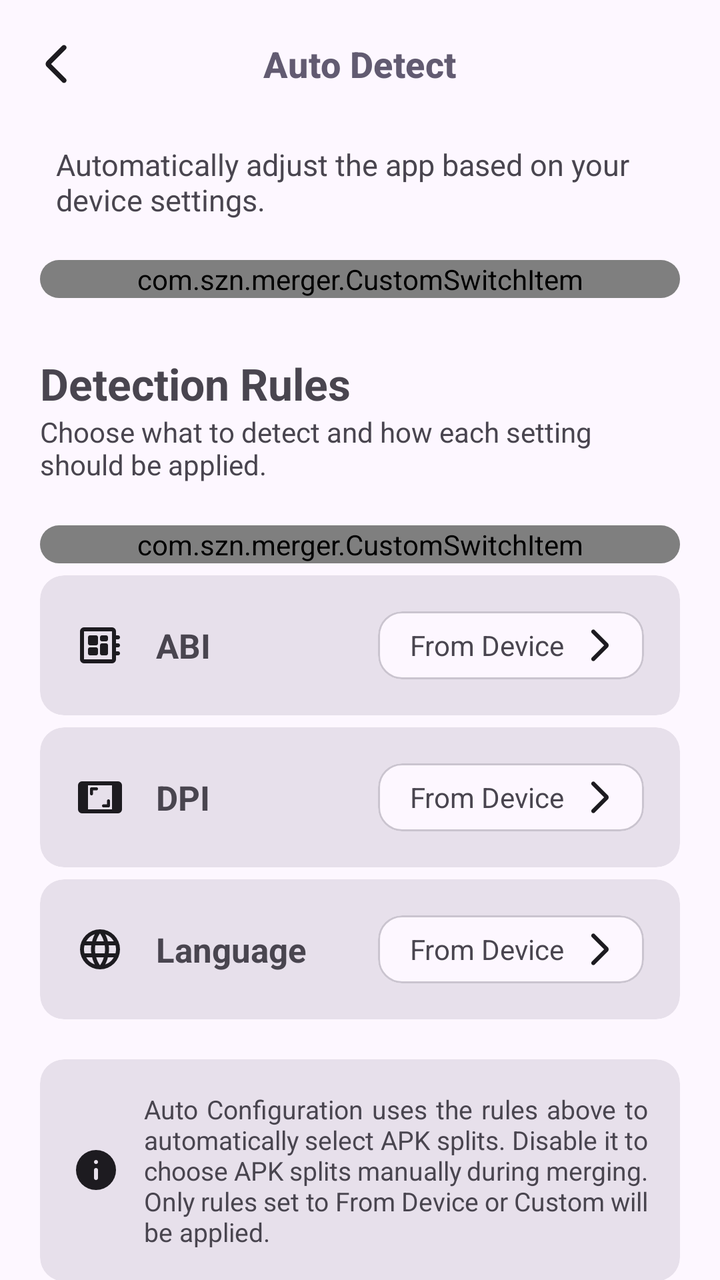
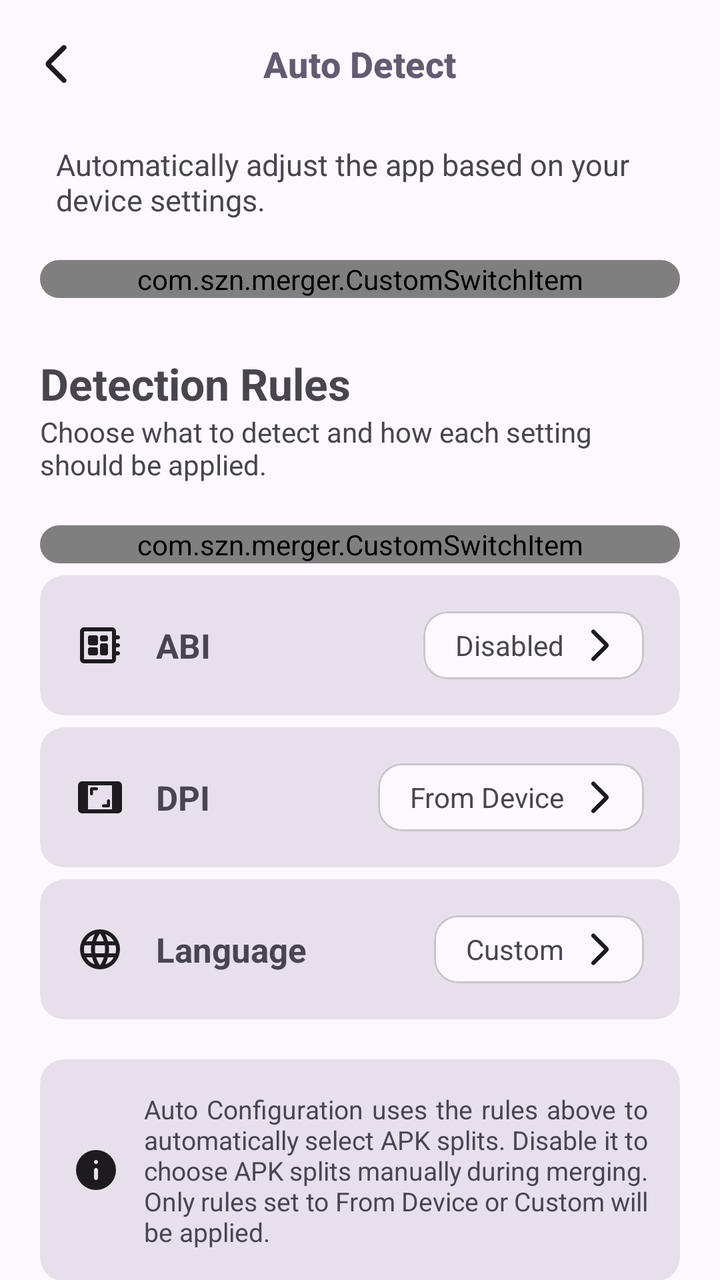

Compare the two renders of this Android layout. The source of the first and the diff that turns it into the second are given below.
<!-- AndroidManifest.xml: application theme AppTheme -->
<!-- res/layout/auto_device_layout.xml -->
<?xml version="1.0" encoding="utf-8"?>
<androidx.constraintlayout.widget.ConstraintLayout
    xmlns:android="http://schemas.android.com/apk/res/android"
    xmlns:app="http://schemas.android.com/apk/res-auto"
    android:layout_width="match_parent"
    android:layout_height="match_parent">

    <com.google.android.material.appbar.MaterialToolbar
        android:id="@+id/toolbar"
        android:layout_width="0dp"
        android:layout_height="?attr/actionBarSize"
        android:background="@android:color/transparent"
        app:navigationIcon="@drawable/ic_back"
        app:navigationIconTint="?attr/colorOnSurface"
        app:title="@string/title_auto_detect"
        app:titleCentered="true"
        app:titleTextAppearance="@style/CustomCollapsedTitle"
        app:layout_constraintTop_toTopOf="parent"
        app:layout_constraintStart_toStartOf="parent"
        app:layout_constraintEnd_toEndOf="parent"/>

    <androidx.core.widget.NestedScrollView
        android:id="@+id/scroll"
        android:layout_width="0dp"
        android:layout_height="0dp"
        android:fillViewport="true"
        android:paddingHorizontal="20dp"
        app:layout_constraintTop_toBottomOf="@id/toolbar"
        app:layout_constraintBottom_toBottomOf="parent"
        app:layout_constraintStart_toStartOf="parent"
        app:layout_constraintEnd_toEndOf="parent">

        <LinearLayout
            android:layout_width="match_parent"
            android:layout_height="wrap_content"
            android:orientation="vertical">

            <TextView
                android:layout_width="wrap_content"
                android:layout_height="wrap_content"
                android:text="@string/desc_auto_detect"
                android:textSize="15sp"
                android:paddingStart="8dp"
                android:layout_marginTop="8dp"
                android:layout_marginBottom="20dp"/>

            <com.google.android.material.card.MaterialCardView
                style="@style/Widget.Card.RoundedMiddle">
                <com.szn.merger.CustomSwitchItem
                    android:id="@+id/AutoDetect"
                    android:layout_width="match_parent"
                    android:layout_height="wrap_content"
                    app:itemTitle="@string/title_auto_detect"
                    app:itemIcon="@drawable/ic_auto_detect" />
            </com.google.android.material.card.MaterialCardView>

            <TextView
                android:layout_width="wrap_content"
                android:layout_height="wrap_content"
                android:layout_marginTop="28dp"
                android:text="@string/header_detection_rules"
                android:textStyle="bold"
                android:textSize="22sp"/>

            <TextView
                android:layout_width="wrap_content"
                android:layout_height="wrap_content"
                android:text="@string/desc_detection_rules"
                android:textSize="14sp"
                android:layout_marginBottom="16dp"/>

            <com.google.android.material.card.MaterialCardView
                android:layout_marginTop="5dp"
                style="@style/Widget.Card.RoundedMiddle">
                <com.szn.merger.CustomSwitchItem
                    android:id="@+id/AutoConfig"
                    android:layout_width="match_parent"
                    android:layout_height="wrap_content"
                    app:itemTitle="@string/title_auto_config"
                    app:itemIcon="@drawable/ic_auto_detect" />
            </com.google.android.material.card.MaterialCardView>

            <com.google.android.material.card.MaterialCardView
                android:layout_width="match_parent"
                android:layout_height="70dp"
                android:layout_marginTop="6dp"
                style="@style/Widget.Card.RoundedMiddle">

                <LinearLayout
                    android:id="@+id/ABI"
                    android:layout_width="match_parent"
                    android:layout_height="match_parent"
                    android:gravity="center_vertical"
                    android:orientation="horizontal"
                    android:padding="18dp">

                    <ImageView
                        android:layout_width="24dp"
                        android:layout_height="24dp"
                        app:tint="?attr/colorOnSurface"
                        android:src="@drawable/ic_abi" />

                    <LinearLayout
                        android:layout_width="0dp"
                        android:layout_height="wrap_content"
                        android:layout_weight="1"
                        android:layout_marginStart="16dp"
                        android:orientation="vertical">

                        <TextView
                            android:layout_width="wrap_content"
                            android:layout_height="wrap_content"
                            android:text="@string/label_abi"
                            android:textStyle="bold"
                            android:textSize="17sp"/>
                    </LinearLayout>

                    <com.google.android.material.card.MaterialCardView
                        android:id="@+id/gotoABI"
                        android:layout_width="wrap_content"
                        android:layout_height="match_parent"
                        style="@style/Widget.Material3.CardView.Outlined">

                        <LinearLayout
                            android:layout_width="wrap_content"
                            android:layout_height="match_parent"
                            android:gravity="center_vertical"
                            android:paddingStart="16dp"
                            android:paddingEnd="12dp"
                            android:orientation="horizontal">

                            <TextView
                                android:id="@+id/ABImode_placeholder"
                                android:layout_width="wrap_content"
                                android:layout_height="wrap_content"
                                android:text="@string/mode_from_device"
                                android:textSize="14sp"/>

                            <ImageView
                                android:layout_width="20dp"
                                android:layout_height="20dp"
                                android:layout_marginStart="8dp"
                                android:src="@drawable/ic_back"
                                app:tint="?attr/colorOnSurface"
                                android:scaleX="-1"/>
                        </LinearLayout>
                    </com.google.android.material.card.MaterialCardView>
                </LinearLayout>
            </com.google.android.material.card.MaterialCardView>

            <com.google.android.material.card.MaterialCardView
                android:layout_width="match_parent"
                android:layout_height="70dp"
                android:layout_marginTop="6dp"
                style="@style/Widget.Card.RoundedMiddle">

                <LinearLayout
                    android:id="@+id/DPI"
                    android:layout_width="match_parent"
                    android:layout_height="match_parent"
                    android:gravity="center_vertical"
                    android:orientation="horizontal"
                    android:padding="18dp">

                    <ImageView
                        android:layout_width="24dp"
                        android:layout_height="24dp"
                        app:tint="?attr/colorOnSurface"
                        android:src="@drawable/ic_dpi" />

                    <LinearLayout
                        android:layout_width="0dp"
                        android:layout_height="wrap_content"
                        android:layout_weight="1"
                        android:layout_marginStart="16dp"
                        android:orientation="vertical">

                        <TextView
                            android:layout_width="wrap_content"
                            android:layout_height="wrap_content"
                            android:text="@string/label_dpi"
                            android:textStyle="bold"
                            android:textSize="17sp"/>
                    </LinearLayout>

                    <com.google.android.material.card.MaterialCardView
                        android:id="@+id/gotoDPI"
                        android:layout_width="wrap_content"
                        android:layout_height="match_parent"
                        style="@style/Widget.Material3.CardView.Outlined">

                        <LinearLayout
                            android:layout_width="wrap_content"
                            android:layout_height="match_parent"
                            android:gravity="center_vertical"
                            android:paddingStart="16dp"
                            android:paddingEnd="12dp"
                            android:orientation="horizontal">

                            <TextView
                                android:id="@+id/DPImode_placeholder"
                                android:layout_width="wrap_content"
                                android:layout_height="wrap_content"
                                android:textSize="14sp"
                                android:text="@string/mode_from_device"/>

                            <ImageView
                                android:layout_width="20dp"
                                android:layout_height="20dp"
                                android:layout_marginStart="8dp"
                                android:src="@drawable/ic_back"
                                app:tint="?attr/colorOnSurface"
                                android:scaleX="-1"/>
                        </LinearLayout>
                    </com.google.android.material.card.MaterialCardView>
                </LinearLayout>
            </com.google.android.material.card.MaterialCardView>

            <com.google.android.material.card.MaterialCardView
                android:layout_width="match_parent"
                android:layout_height="70dp"
                android:layout_marginTop="6dp"
                style="@style/Widget.Card.RoundedMiddle">

                <LinearLayout
                    android:id="@+id/LANGUAGE"
                    android:layout_width="match_parent"
                    android:layout_height="match_parent"
                    android:gravity="center_vertical"
                    android:orientation="horizontal"
                    android:padding="18dp">

                    <ImageView
                        android:layout_width="24dp"
                        android:layout_height="24dp"
                        app:tint="?attr/colorOnSurface"
                        android:src="@drawable/ic_language" />

                    <LinearLayout
                        android:layout_width="0dp"
                        android:layout_height="wrap_content"
                        android:layout_weight="1"
                        android:layout_marginStart="16dp"
                        android:orientation="vertical">

                        <TextView
                            android:layout_width="wrap_content"
                            android:layout_height="wrap_content"
                            android:text="@string/label_language"
                            android:textStyle="bold"
                            android:textSize="17sp"/>
                    </LinearLayout>

                    <com.google.android.material.card.MaterialCardView
                        android:id="@+id/gotoLANGUAGE"
                        android:layout_width="wrap_content"
                        android:layout_height="match_parent"
                        style="@style/Widget.Material3.CardView.Outlined">

                        <LinearLayout
                            android:layout_width="wrap_content"
                            android:layout_height="match_parent"
                            android:gravity="center_vertical"
                            android:paddingStart="16dp"
                            android:paddingEnd="12dp"
                            android:orientation="horizontal">

                            <TextView
                                android:id="@+id/LANGUAGEmode_placeholder"
                                android:layout_width="wrap_content"
                                android:layout_height="wrap_content"
                                android:text="@string/mode_from_device"
                                android:textSize="14sp"/>

                            <ImageView
                                android:layout_width="20dp"
                                android:layout_height="20dp"
                                android:layout_marginStart="8dp"
                                android:src="@drawable/ic_back"
                                app:tint="?attr/colorOnSurface"
                                android:scaleX="-1"/>
                        </LinearLayout>
                    </com.google.android.material.card.MaterialCardView>
                </LinearLayout>
            </com.google.android.material.card.MaterialCardView>

            <com.google.android.material.card.MaterialCardView
                android:id="@+id/infoCard"
                android:layout_width="match_parent"
                android:layout_height="wrap_content"
                android:layout_marginTop="20dp"
                style="@style/Widget.Card.RoundedMiddle">

                <LinearLayout
                    android:layout_width="match_parent"
                    android:layout_height="match_parent"
                    android:orientation="horizontal"
                    android:gravity="center_vertical"
                    android:padding="16dp">

                    <ImageView
                        android:layout_width="24dp"
                        android:layout_height="24dp"
                        app:tint="?attr/colorOnSurface"
                        android:src="@drawable/ic_info"/>

                    <TextView
                        android:layout_width="0dp"
                        android:layout_height="wrap_content"
                        android:layout_weight="1"
                        android:layout_marginStart="12dp"
                        android:justificationMode="inter_word"
                        android:text="@string/info_auto_config"
                        android:textSize="13sp"/>
                </LinearLayout>
            </com.google.android.material.card.MaterialCardView>
        </LinearLayout>
    </androidx.core.widget.NestedScrollView>
</androidx.constraintlayout.widget.ConstraintLayout>
<!-- resources referenced by this layout -->
<resources>
  <!-- drawable ic_auto_detect (drawable) -->
  <vector xmlns:android="http://schemas.android.com/apk/res/android"
      android:width="24dp"
      android:height="24dp"
      android:viewportWidth="24"
      android:viewportHeight="24">
    <path
        android:pathData="M13,7h-2v2h2L13,7zM12,11c-0.55,0 -1,0.45 -1,1v4c0,0.55 0.45,1 1,1s1,-0.45 1,-1v-4c0,-0.55 -0.45,-1 -1,-1zM17,1.01L7,1c-1.1,0 -2,0.9 -2,2v18c0,1.1 0.9,2 2,2h10c1.1,0 2,-0.9 2,-2L19,3c0,-1.1 -0.9,-1.99 -2,-1.99zM17,19L7,19L7,5h10v14z"
        android:fillColor="#000000"/>
  </vector>
  <!-- drawable ic_back (drawable) -->
  <vector xmlns:android="http://schemas.android.com/apk/res/android"
      android:width="24dp"
      android:height="24dp"
      android:viewportWidth="960"
      android:viewportHeight="960">
    <path
        android:pathData="m382,480 l294,294q15,15 14.5,35T675,844q-15,15 -35,15t-35,-15L297,537q-12,-12 -18,-27t-6,-30q0,-15 6,-30t18,-27l308,-308q15,-15 35.5,-14.5T676,116q15,15 15,35t-15,35L382,480Z"
        android:fillColor="#000000"/>
  </vector>
  <string name="desc_auto_detect">Automatically adjust the app based on your device settings.</string>
  <string name="desc_detection_rules">Choose what to detect and how each setting should be applied.</string>
  <string name="header_detection_rules">Detection Rules</string>
  <string name="info_auto_config">Auto Configuration uses the rules above to automatically select APK splits. Disable it to choose APK splits manually during merging. Only rules set to From Device or Custom will be applied.</string>
  <string name="label_abi">ABI</string>
  <string name="label_dpi">DPI</string>
  <string name="label_language">Language</string>
  <string name="mode_from_device">From Device</string>
  <string name="title_auto_config">Auto Configuration</string>
  <string name="title_auto_detect">Auto Detect</string>
  <style name="CustomCollapsedTitle" parent="TextAppearance.Material3.TitleMedium">
  
          <item name="android:textSize">18sp</item>
          <item name="android:textStyle">bold</item>
          <item name="android:textColor">?attr/colorSecondary</item>
  
      </style>
  <style name="Widget.Card.RoundedMiddle" parent="Widget.Material3.CardView.Filled">
          <item name="android:layout_width">match_parent</item>
          <item name="android:layout_height">wrap_content</item>
          <item name="cardBackgroundColor">?attr/colorSurfaceVariant</item>
      </style>
  <color name="md_theme_primary">#65558F</color>
  <color name="md_theme_onPrimary">#FFFFFF</color>
  <color name="md_theme_primaryContainer">#E9DDFF</color>
  <color name="md_theme_onPrimaryContainer">#4D3D75</color>
  <color name="md_theme_secondary">#625B71</color>
  <color name="md_theme_onSecondary">#FFFFFF</color>
  <color name="md_theme_secondaryContainer">#E8DEF8</color>
  <color name="md_theme_onSecondaryContainer">#4A4458</color>
  <color name="md_theme_tertiary">#7E5260</color>
  <color name="md_theme_onTertiary">#FFFFFF</color>
  <color name="md_theme_tertiaryContainer">#FFD9E3</color>
  <color name="md_theme_onTertiaryContainer">#633B48</color>
  <color name="md_theme_error">#BA1A1A</color>
  <color name="md_theme_onError">#FFFFFF</color>
  <color name="md_theme_errorContainer">#FFDAD6</color>
  <color name="md_theme_onErrorContainer">#93000A</color>
  <color name="md_theme_background">#FDF7FF</color>
  <color name="md_theme_onBackground">#1D1B20</color>
  <color name="md_theme_surface">#FDF7FF</color>
  <color name="md_theme_onSurface">#1D1B20</color>
  <color name="md_theme_surfaceVariant">#E7E0EB</color>
  <color name="md_theme_onSurfaceVariant">#49454E</color>
  <color name="md_theme_outline">#7A757F</color>
  <color name="md_theme_outlineVariant">#CAC4CF</color>
  <color name="md_theme_inverseSurface">#322F35</color>
  <color name="md_theme_inverseOnSurface">#F5EFF7</color>
  <color name="md_theme_inversePrimary">#CFBDFE</color>
  <!-- unchanged entries left out for length: 5 -->
</resources>

<!-- the commit's change to res/layout/auto_device_layout.xml (unified diff, before → after) -->
@@ -108,9 +108,10 @@
                         android:orientation="vertical">
 
                         <TextView
-                            android:layout_width="wrap_content"
+                            android:layout_width="match_parent"
                             android:layout_height="wrap_content"
                             android:text="@string/label_abi"
+                            android:maxLines="1"
                             android:textStyle="bold"
                             android:textSize="17sp"/>
                     </LinearLayout>
@@ -133,7 +134,10 @@
                                 android:id="@+id/ABImode_placeholder"
                                 android:layout_width="wrap_content"
                                 android:layout_height="wrap_content"
-                                android:text="@string/mode_from_device"
+                                android:maxLines="1"
+                                android:maxWidth="100dp"
+                                android:ellipsize="end"
+                                android:text="@string/mode_disabled"
                                 android:textSize="14sp"/>
 
                             <ImageView
@@ -176,9 +180,10 @@
                         android:orientation="vertical">
 
                         <TextView
-                            android:layout_width="wrap_content"
+                            android:layout_width="match_parent"
                             android:layout_height="wrap_content"
                             android:text="@string/label_dpi"
+                            android:maxLines="1"
                             android:textStyle="bold"
                             android:textSize="17sp"/>
                     </LinearLayout>
@@ -201,6 +206,9 @@
                                 android:id="@+id/DPImode_placeholder"
                                 android:layout_width="wrap_content"
                                 android:layout_height="wrap_content"
+                                android:maxLines="1"
+                                android:maxWidth="100dp"
+                                android:ellipsize="end"
                                 android:textSize="14sp"
                                 android:text="@string/mode_from_device"/>
 
@@ -244,10 +252,11 @@
                         android:orientation="vertical">
 
                         <TextView
-                            android:layout_width="wrap_content"
+                            android:layout_width="match_parent"
                             android:layout_height="wrap_content"
                             android:text="@string/label_language"
                             android:textStyle="bold"
+                            android:maxLines="1"
                             android:textSize="17sp"/>
                     </LinearLayout>
 
@@ -269,8 +278,11 @@
                                 android:id="@+id/LANGUAGEmode_placeholder"
                                 android:layout_width="wrap_content"
                                 android:layout_height="wrap_content"
-                                android:text="@string/mode_from_device"
-                                android:textSize="14sp"/>
+                                android:maxLines="1"
+                                android:ellipsize="end"
+                                android:maxWidth="100dp"
+                                android:text="@string/mode_custom"
+                                android:textSize="14sp" />
 
                             <ImageView
                                 android:layout_width="20dp"
<!-- resource entries referenced after the edit -->
@@ -27,6 +27,8 @@
   <string name="label_abi">ABI</string>
   <string name="label_dpi">DPI</string>
   <string name="label_language">Language</string>
+  <string name="mode_custom">Custom</string>
+  <string name="mode_disabled">Disabled</string>
   <string name="mode_from_device">From Device</string>
   <string name="title_auto_config">Auto Configuration</string>
   <string name="title_auto_detect">Auto Detect</string>
